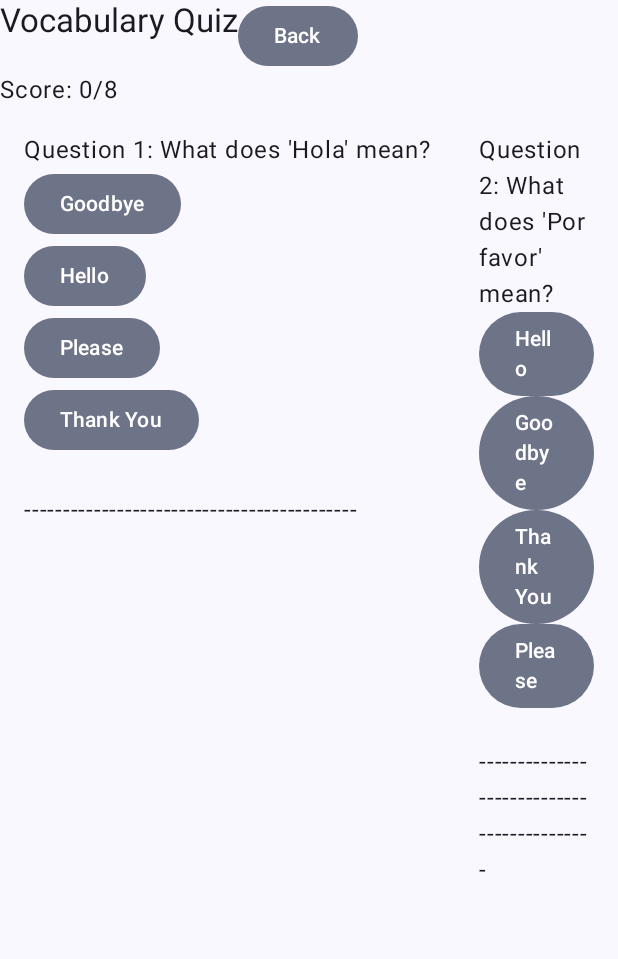
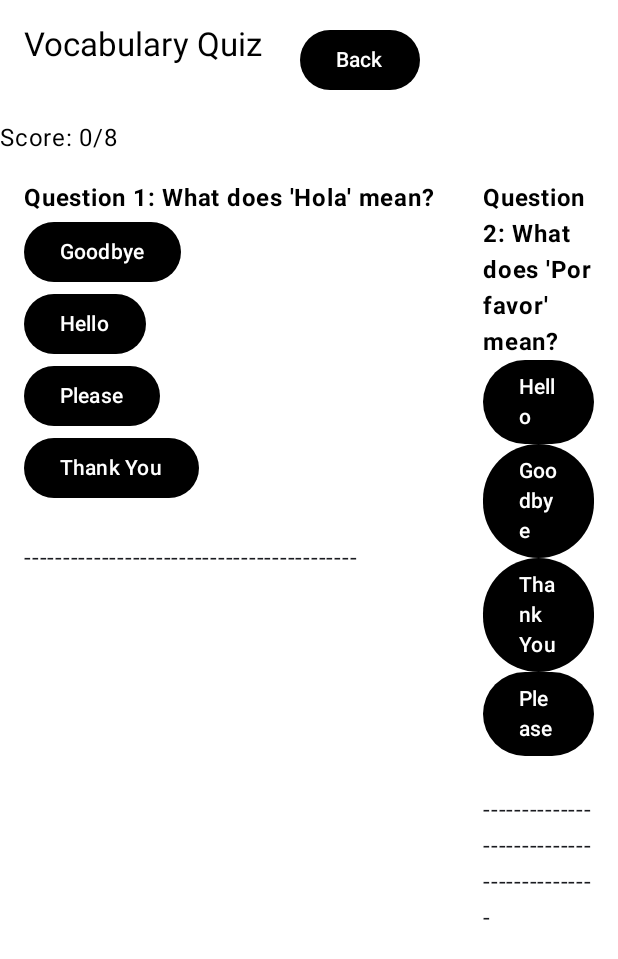
Before and after one commit to Slapicola/Language-Learning-App, an Android app built with Jetpack Compose: the screen it shows after launch (MainActivity), after a tap on "Vocabulary Quiz", on a phone screen of 412 x 824 dp. Shown: the top 959 px of the screen. Run offline under Robolectric (Android 15) with nearby library versions, the phone set to English and light mode, and no system bars.

Commit message:
Continued working on layout and styling for the quiz screen

```diff
--- a/app/src/main/java/com/example/learninglanguageapp/MainActivity.kt
+++ b/app/src/main/java/com/example/learninglanguageapp/MainActivity.kt
@@ -4,14 +4,18 @@ import android.os.Bundle
 import androidx.activity.ComponentActivity
 import androidx.activity.compose.setContent
 import androidx.activity.enableEdgeToEdge
+import androidx.compose.animation.expandVertically
 import androidx.compose.foundation.background
 import androidx.compose.foundation.layout.Arrangement
 import androidx.compose.foundation.layout.Box
 import androidx.compose.foundation.layout.Column
 import androidx.compose.foundation.layout.Row
+import androidx.compose.foundation.layout.Spacer
 import androidx.compose.foundation.layout.fillMaxSize
+import androidx.compose.foundation.layout.fillMaxWidth
 import androidx.compose.foundation.layout.padding
 import androidx.compose.foundation.layout.size
+import androidx.compose.foundation.layout.width
 import androidx.compose.foundation.rememberScrollState
 import androidx.compose.foundation.verticalScroll
 import androidx.compose.material3.ButtonDefaults
@@ -28,6 +32,7 @@ import androidx.compose.runtime.setValue
 import androidx.compose.ui.Alignment
 import androidx.compose.ui.Modifier
 import androidx.compose.ui.graphics.Color
+import androidx.compose.ui.text.font.FontWeight
 import androidx.compose.ui.tooling.preview.Preview
 import androidx.compose.ui.unit.dp
 import androidx.compose.ui.unit.sp
@@ -85,8 +90,8 @@ fun PronunciationButton(onClick: () -> Unit) {
 
 @Composable
 fun BackButton(onBackClick: () -> Unit) {
-    FilledTonalButton(onClick = { onBackClick()}) {
-        Text("Back")
+    FilledTonalButton(onClick = { onBackClick()}, colors = ButtonDefaults.buttonColors(containerColor = Color.Black)) {
+        Text("Back", color = Color.White)
     }
 }
 
@@ -132,13 +137,14 @@ fun HomeScreen(
 
 @Composable
 fun QuizScreen(onBackClick: () -> Unit) {
-    Column (modifier = Modifier.verticalScroll(rememberScrollState())) {
+    Column (modifier = Modifier.verticalScroll(rememberScrollState()).background(color = Color.White).fillMaxWidth()) {
         var score by remember { mutableIntStateOf(0) }
-        Row {
-            Text("Vocabulary Quiz", style = MaterialTheme.typography.titleLarge)
+        Row (modifier = Modifier.padding(16.dp)){
+            Text("Vocabulary Quiz", style = MaterialTheme.typography.titleLarge, color = Color.Black)
+            Spacer(modifier = Modifier.width(25.dp))
             BackButton { onBackClick() }
         }
-        Text(text = "Score: $score/8")
+        Text(text = "Score: $score/8", color = Color.Black)
 
         var question1Result by remember { mutableStateOf("") }
         var question2Result by remember { mutableStateOf("") }
@@ -160,7 +166,7 @@ fun QuizScreen(onBackClick: () -> Unit) {
 
         Row {
             Column (modifier = Modifier.padding(16.dp)){
-                Text("Question 1: What does 'Hola' mean?")
+                Text("Question 1: What does 'Hola' mean?", fontWeight = FontWeight.Bold, color = Color.Black)
                 AnswerButton(text = "Goodbye") { question1Result = "Incorrect!"}
                 AnswerButton(text = "Hello") {
                     question1Result = "Correct!"
@@ -172,12 +178,12 @@ fun QuizScreen(onBackClick: () -> Unit) {
                 AnswerButton(text = "Please") { question1Result = "Incorrect!"}
                 AnswerButton(text = "Thank You") { question1Result = "Incorrect!"}
 
-                Text(question1Result)
+                Text(question1Result, color = Color.Black)
                 Text("-------------------------------------------")
             }
 
             Column (modifier = Modifier.padding(16.dp)){
-                Text("Question 2: What does 'Por favor' mean?")
+                Text("Question 2: What does 'Por favor' mean?", fontWeight = FontWeight.Bold, color = Color.Black)
                 AnswerButton(text = "Hello") { question2Result = "Incorrect!"}
                 AnswerButton(text = "Goodbye") { question2Result = "Incorrect!"}
                 AnswerButton(text = "Thank You") { question2Result = "Incorrect!"}
@@ -189,12 +195,12 @@ fun QuizScreen(onBackClick: () -> Unit) {
 
                 }
 
-                Text(question2Result)
+                Text(question2Result, color = Color.Black)
                 Text("-------------------------------------------")
             }
 
             Column (modifier = Modifier.padding(16.dp)){
-                Text("Question 3: What does 'Gracias' mean?")
+                Text("Question 3: What does 'Gracias' mean?", fontWeight = FontWeight.Bold, color = Color.Black)
                 AnswerButton(text = "Please") { question3Result = "Incorrect!"}
                 AnswerButton(text = "Thank You") {question3Result = "Correct!"
                     if (!question3Scored) {
@@ -205,14 +211,14 @@ fun QuizScreen(onBackClick: () -> Unit) {
                 AnswerButton(text = "Hello") { question3Result = "Incorrect!"}
                 AnswerButton(text = "Goodbye") { question3Result = "Incorrect!"}
 
-                Text(question3Result)
+                Text(question3Result, color = Color.Black)
                 Text("-------------------------------------------")
             }
         }
 
         Row {
             Column (modifier = Modifier.padding(16.dp)){
-                Text("Question 4: What does 'Adios' mean?")
+                Text("Question 4: What does 'Adios' mean?", fontWeight = FontWeight.Bold, color = Color.Black)
                 AnswerButton(text = "Thank You") { question4Result = "Incorrect!"}
                 AnswerButton(text = "Please") { question4Result = "Incorrect!"}
                 AnswerButton(text = "Goodbye") { question4Result = "Correct!"
@@ -223,11 +229,11 @@ fun QuizScreen(onBackClick: () -> Unit) {
                 }
                 AnswerButton(text = "Hello") { question4Result = "Incorrect!"}
 
-                Text(question4Result)
+                Text(question4Result, color = Color.Black)
                 Text("-------------------------------------------")
             }
             Column (modifier = Modifier.padding(16.dp)){
-                Text("Question 5: What does 'Hermano' mean?")
+                Text("Question 5: What does 'Hermano' mean?", fontWeight = FontWeight.Bold, color = Color.Black)
                 AnswerButton(text = "Dad") { question5Result = "Incorrect!" }
                 AnswerButton(text = "Brother") { question5Result = "Correct!"
                     if (!question5Scored) {
@@ -239,11 +245,11 @@ fun QuizScreen(onBackClick: () -> Unit) {
                 }
                 AnswerButton(text = "Mom") { question5Result = "Incorrect!" }
 
-                Text(question5Result)
+                Text(question5Result, color = Color.Black)
                 Text("-------------------------------------------")
             }
             Column (modifier = Modifier.padding(16.dp)){
-                Text("Question 6: What does 'Hermana' mean?")
+                Text("Question 6: What does 'Hermana' mean?", fontWeight = FontWeight.Bold, color = Color.Black)
                 AnswerButton(text = "Sister") { question6Result = "Correct!"
                     if (!question6Scored) {
                         score++
@@ -253,7 +259,7 @@ fun QuizScreen(onBackClick: () -> Unit) {
                 AnswerButton(text = "Mom") { question6Result = "Incorrect!" }
                 AnswerButton(text = "Brother") { question6Result = "Incorrect!" }
 
-                Text(question6Result)
+                Text(question6Result, color = Color.Black)
                 Text("-------------------------------------------")
             }
 
@@ -261,7 +267,7 @@ fun QuizScreen(onBackClick: () -> Unit) {
 
         Row{
             Column (modifier = Modifier.padding(16.dp)){
-                Text("Question 7: What does 'Madre' mean?")
+                Text("Question 7: What does 'Madre' mean?", fontWeight = FontWeight.Bold, color = Color.Black)
                 AnswerButton(text = "Brother") { question7Result = "Incorrect!" }
                 AnswerButton(text = "Sister") { question7Result = "Incorrect!" }
                 AnswerButton(text = "Mom") {
@@ -273,11 +279,11 @@ fun QuizScreen(onBackClick: () -> Unit) {
                 }
                 AnswerButton(text = "Dad") { question7Result = "Incorrect!" }
 
-                Text(question7Result)
+                Text(question7Result, color = Color.Black)
                 Text("-------------------------------------------")
             }
             Column (modifier = Modifier.padding(16.dp)){
-                Text("Question 8: What does 'Padre' mean?")
+                Text("Question 8: What does 'Padre' mean?", fontWeight = FontWeight.Bold, color = Color.Black)
                 AnswerButton(text = "Mom") { question8Result = "Incorrect!" }
                 AnswerButton(text = "Brother") { question8Result = "Incorrect!" }
                 AnswerButton(text = "Sister") { question8Result = "Incorrect!" }
@@ -287,7 +293,7 @@ fun QuizScreen(onBackClick: () -> Unit) {
                         question8Scored = true
                     }}
 
-                Text(question8Result)
+                Text(question8Result, color = Color.Black)
                 Text("-------------------------------------------")
             }
         }
@@ -301,8 +307,8 @@ fun QuizScreen(onBackClick: () -> Unit) {
             && question6Result != ""
             && question7Result != ""
             && question8Result != "") {
-            Text("Quiz Complete!\n" +
-                    "Final Score: $score/8")
+            Text("Quiz Complete!" + " " +
+                    "Final Score: $score/8", color = Color.Black, fontSize = 35.sp)
 
         }
     }
@@ -311,17 +317,18 @@ fun QuizScreen(onBackClick: () -> Unit) {
 
 @Composable
 fun AnswerButton(text: String, onClick: () -> Unit) {
-    FilledTonalButton(onClick = { onClick()}) {
-        Text(text)
+    FilledTonalButton(onClick = { onClick()}, colors = ButtonDefaults.buttonColors(containerColor = Color.Black)) {
+        Text(text, color = Color.White)
     }
 }
 
 
 @Composable
 fun PronunciationScreen(onBackClick: () -> Unit) {
-    Column (modifier = Modifier.verticalScroll(rememberScrollState())){
+    Column (modifier = Modifier.verticalScroll(rememberScrollState()).background(color = Color.White).fillMaxWidth()){
         Row {
             Text("Pronunciation Guide", style = MaterialTheme.typography.titleLarge)
+            Spacer(modifier = Modifier.width(25.dp))
             BackButton { onBackClick() }
         }
 
```
